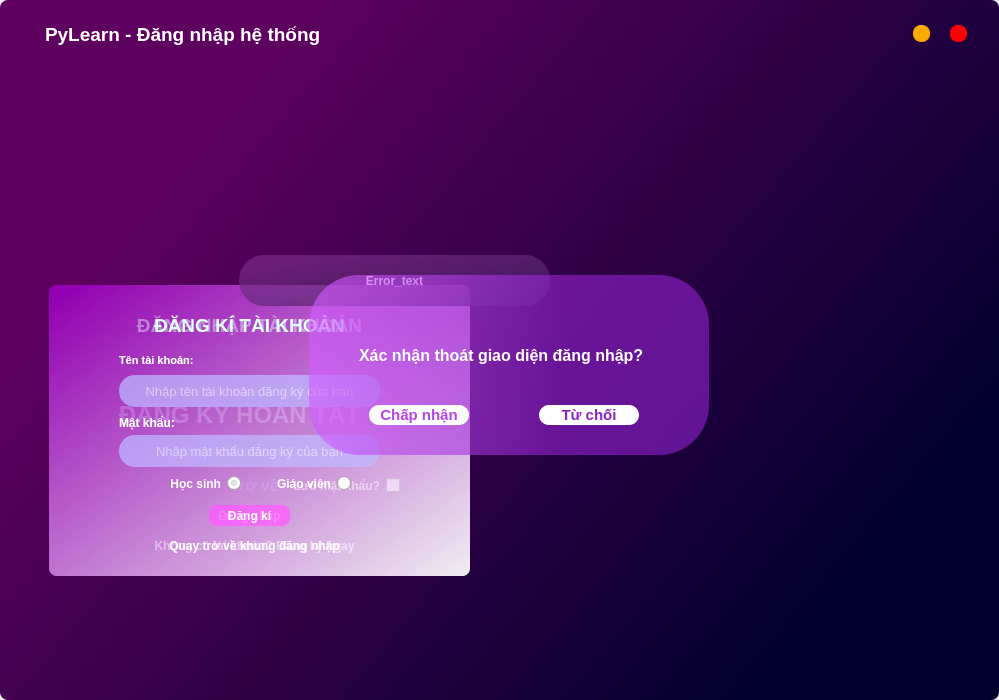
This is UI_Files/Login_gui.ui in hoangm960/Astraea as Qt 5 draws it before an edit. The edited form follows.
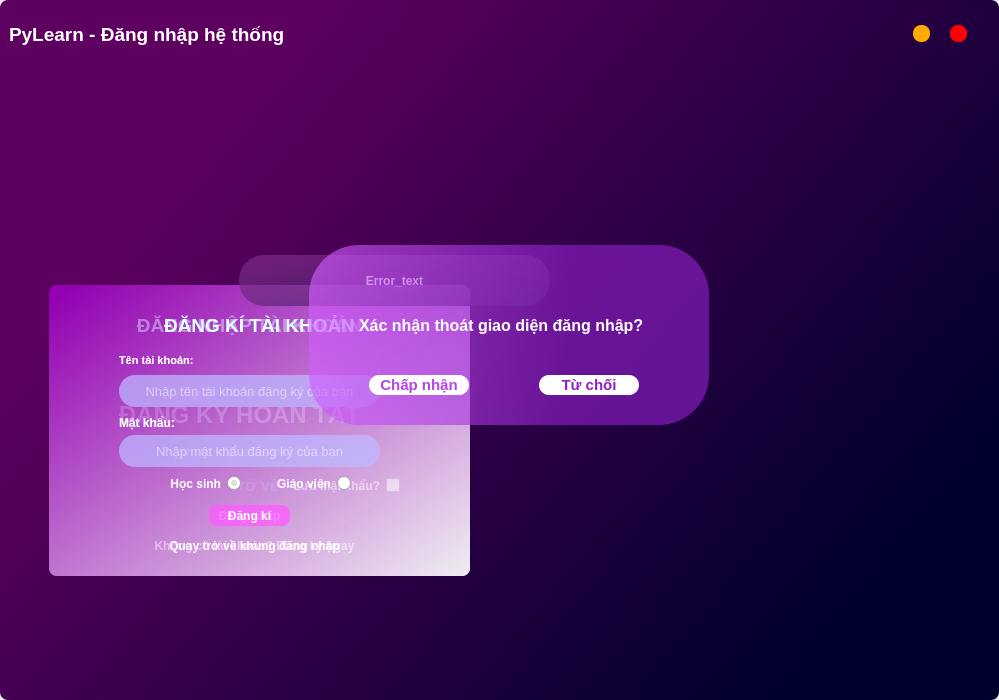
This is the edited form. Icons and pictures are not drawn.

Diff of the .ui file:
```diff
--- a/UI_Files/Login_gui.ui
+++ b/UI_Files/Login_gui.ui
@@ -80,8 +80,8 @@
       <property name="frameShadow">
        <enum>QFrame::Raised</enum>
       </property>
-      <layout class="QGridLayout" name="gridLayout">
-       <item row="0" column="0">
+      <layout class="QVBoxLayout" name="verticalLayout">
+       <item>
         <widget class="QFrame" name="title_bar">
          <property name="minimumSize">
           <size>
@@ -229,7 +229,7 @@
          </layout>
         </widget>
        </item>
-       <item row="1" column="0" colspan="2">
+       <item>
         <widget class="QFrame" name="frame">
          <property name="enabled">
           <bool>true</bool>
@@ -702,7 +702,7 @@
            </property>
            <property name="geometry">
             <rect>
-             <x>10</x>
+             <x>20</x>
              <y>20</y>
              <width>381</width>
              <height>41</height>
@@ -1062,7 +1062,7 @@
           <property name="geometry">
            <rect>
             <x>300</x>
-            <y>200</y>
+            <y>170</y>
             <width>400</width>
             <height>180</height>
            </rect>
@@ -1174,7 +1174,7 @@
          <zorder>OkCancelFrame</zorder>
         </widget>
        </item>
-       <item row="2" column="1">
+       <item>
         <widget class="QFrame" name="frame_grip">
          <property name="maximumSize">
           <size>
```
Left out of the diff: 66 changed lines with no effect on the pictures.
